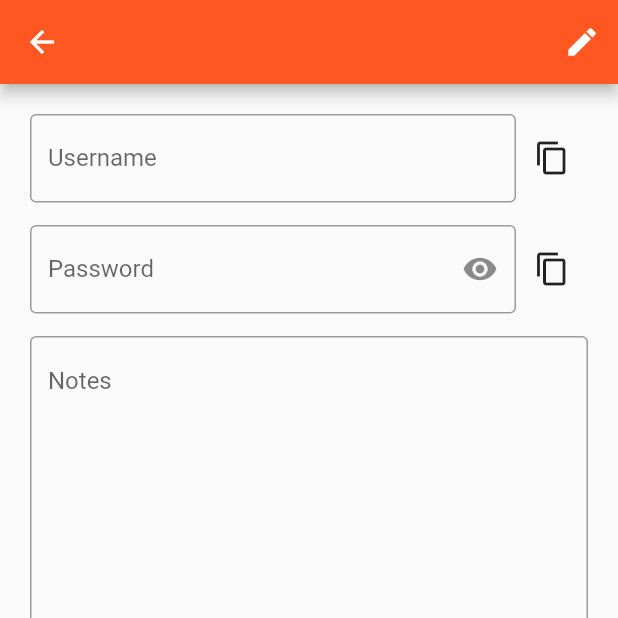
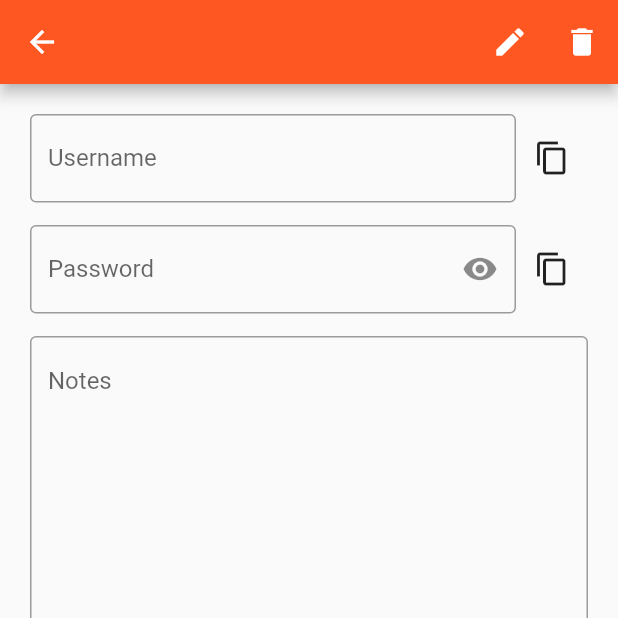
Before and after one commit to subarnaPdl/password_manager_using_hive_and_bloc_flutter, a Flutter app: the PassViewScreen screen opened directly with empty values, after a tap on the "content copy" icon, on a phone screen of 412 x 824 dp, the top half of it. Run offline on Flutter 3.47's test engine with Material 2 defaults, Android fonts, the phone set to English and light mode, and no system bars; our stand-ins replace bloc, flutter_bloc, flutter_secure_storage, flutter_slidable, hive, hive_flutter; missing offline and left inert: tutorial_coach_mark; accounts and stored records are empty.

Commit message:
delete button made easier

```diff
--- a/lib/presentation/screens/passview_screen.dart
+++ b/lib/presentation/screens/passview_screen.dart
@@ -4,6 +4,7 @@ import 'package:flutter_bloc/flutter_bloc.dart';
 import 'package:password_manager/data/models/pass_model.dart';
 import 'package:password_manager/logic/bloc/pass/pass_bloc.dart';
 import 'package:password_manager/presentation/utils/copy_to_clipboard.dart';
+import 'package:password_manager/presentation/widgets/confirmation_dailog.dart';
 
 class PassViewScreen extends StatefulWidget {
   final String title;
@@ -34,7 +35,13 @@ class _PassViewScreenState extends State<PassViewScreen> {
       _notesTEC.text = widget.passModel.notes;
     }
     return Scaffold(
-      appBar: AppBar(
+      appBar: _appBar(),
+      body: _bodyView(),
+    );
+  }
+
+  AppBar _appBar() {
+    return AppBar(
       title: Text(widget.title),
       actions: [
         IconButton(
@@ -44,10 +51,25 @@ class _PassViewScreenState extends State<PassViewScreen> {
             });
           },
           icon: const Icon(Icons.edit),
-          )
+        ),
+        IconButton(
+          onPressed: () => showConfirmationDailog(
+            context: context,
+            title: 'Delete ${widget.title}',
+            content:
+                'It will ${widget.passModel.username} from ${widget.title}.',
+            yesAction: () {
+              Navigator.pop(context);
+              context.read<PassBloc>().add(PassDeleteEvent(
+                    title: widget.title,
+                    username: widget.passModel.username,
+                  ));
+              Navigator.pop(context);
+            },
+          ),
+          icon: const Icon(Icons.delete),
+        ),
       ],
-      ),
-      body: _bodyView(),
     );
   }
 
```
Also changed, not shown: lib/presentation/screens/home_screen.dart (+5 -3 lines), lib/presentation/screens/usersview_screen.dart (+39 -22 lines), lib/presentation/widgets/confirmation_dailog.dart (+7 -9 lines). Lines whose indentation alone changed are shown as unchanged.
